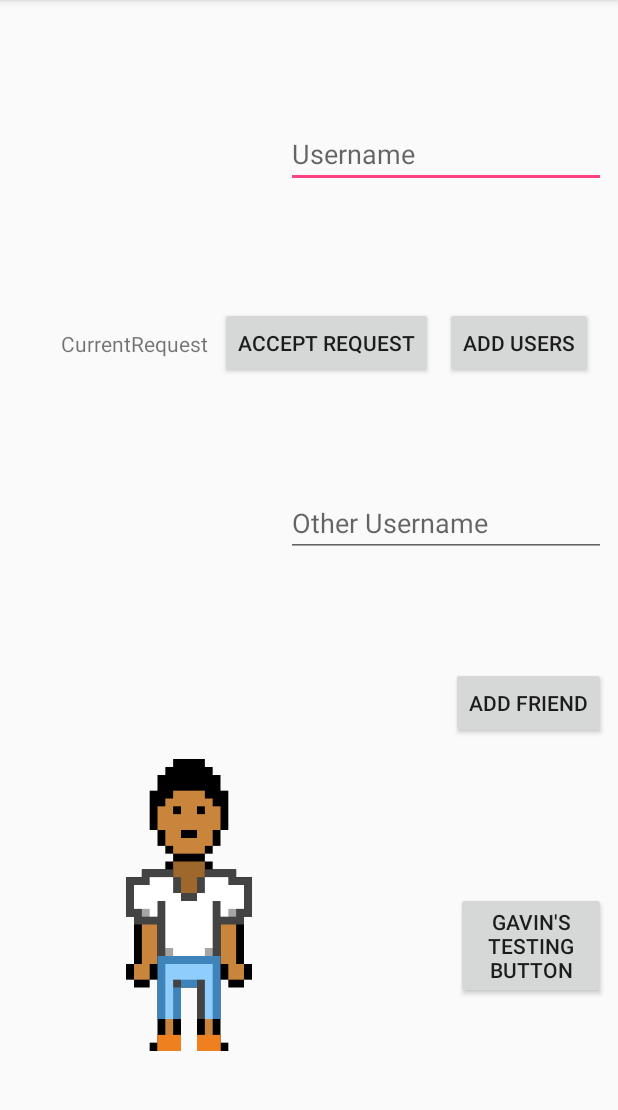
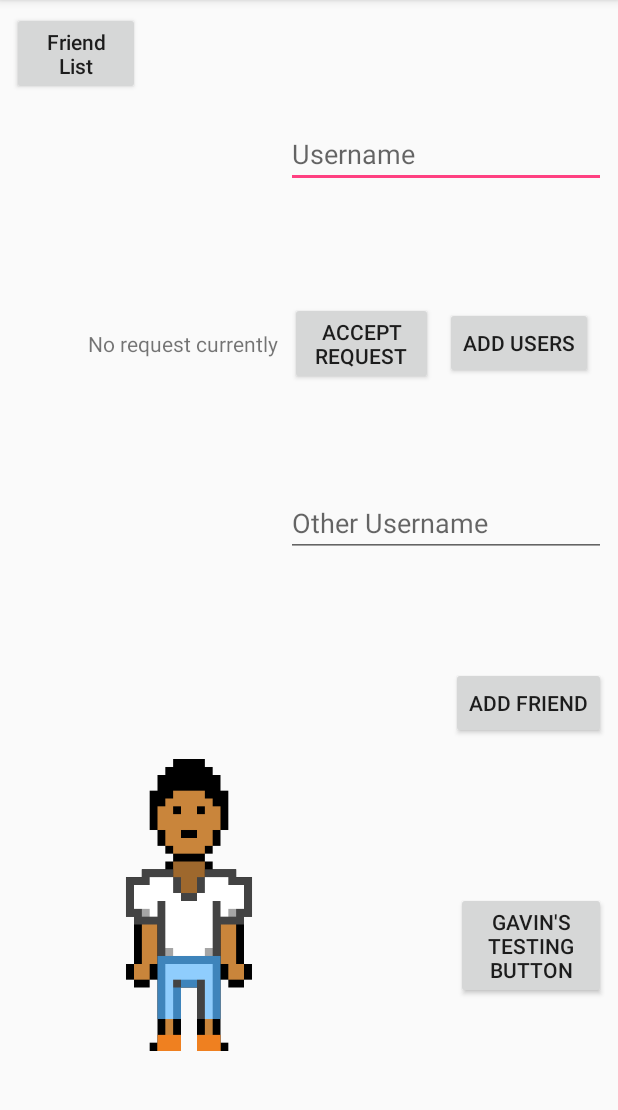
Before and after one commit to 6gav/StepCounter, an Android app: the FriendsActivity screen opened directly, with no data from a screen before it, after a tap on "ACCEPT REQUEST", on a phone screen of 412 x 824 dp, the part 84-1194 px from its top. Run offline under Robolectric (Android 15) with nearby library versions, the phone set to English and light mode, and no system bars; our stand-ins replace Firebase (no records; nobody signed in at launch, a user with empty details on screens opened directly); libraries missing offline, so code that uses them is left out: com.firebase.ui.

Commit message:
FriendsList now works decently, both users get friend added

```diff
--- a/app/src/main/AndroidManifest.xml
+++ b/app/src/main/AndroidManifest.xml
@@ -42,9 +42,8 @@
         <activity
             android:name=".LoginActivity"
             android:label="@string/title_activity_login" />
-        <activity android:name=".FriendsActivity">
-
-        </activity>
+        <activity android:name=".FriendsActivity"></activity>
+        <activity android:name=".FriendsListActivity"></activity>
     </application>
 
 </manifest>
--- a/app/src/main/java/com/usfit/stepcounter/FriendsActivity.java
+++ b/app/src/main/java/com/usfit/stepcounter/FriendsActivity.java
@@ -1,7 +1,9 @@
 package com.usfit.stepcounter;
 
+import android.content.Intent;
 import android.content.SharedPreferences;
 import android.graphics.drawable.Drawable;
+import android.media.MediaRouter;
 import android.provider.ContactsContract;
 import android.support.annotation.NonNull;
 import android.support.annotation.Nullable;
@@ -12,9 +14,11 @@ import android.view.View;
 import android.widget.EditText;
 import android.widget.ImageView;
 import android.widget.TextView;
+import android.widget.Toast;
 
 import com.google.firebase.auth.FirebaseAuth;
 import com.google.firebase.auth.FirebaseUser;
+import com.google.firebase.auth.UserInfo;
 import com.google.firebase.database.ChildEventListener;
 import com.google.firebase.database.DataSnapshot;
 import com.google.firebase.database.DatabaseError;
@@ -51,8 +55,11 @@ public class FriendsActivity extends AppCompatActivity {
     ImageView playerTop, playerBot, playerFoot;
 
     //Users
-    User currentUser, displayedUser;
+    User currentUser, displayedUser, tempFriendUser;
     FirebaseUser LoggedUser;
+
+    List<UserInfoPackage> tempList;
+    ChildEventListener requestChildListener, acceptChildListener;
 
 
 
@@ -80,8 +87,7 @@ public class FriendsActivity extends AppCompatActivity {
 
         usersRef = ref.child("users");
         uidsRef = ref.child("uids");
-        requestsRef = ref.child("friend-requests").child(mAuth.getCurrentUser().getUid());
-
+        requestsRef = ref.child("friend-requests").child(currentUID);
 
 
 
@@ -104,6 +110,9 @@ public class FriendsActivity extends AppCompatActivity {
         outfitPrefs = getApplicationContext().getSharedPreferences("com.usfit.stepcounter.marketplace",MODE_PRIVATE);
 
 
+
+        ListenForRequests();
+        ListenForAccepts();
 
     }
 
@@ -186,9 +195,9 @@ public class FriendsActivity extends AppCompatActivity {
         playerBot.setImageDrawable(getResources().getDrawable(displayedUser.bottomWear));
     }
 
-    public void TestingFunc(View v){
+    public void ListenForRequests(){
 
-        ChildEventListener childEventListener = new ChildEventListener() {
+        requestChildListener = new ChildEventListener() {
             @Override
             public void onChildAdded(@NonNull DataSnapshot dataSnapshot, @Nullable String s) {
                 FriendRequestHolder friendRequestHolder = dataSnapshot.getValue(FriendRequestHolder.class);
@@ -216,19 +225,93 @@ public class FriendsActivity extends AppCompatActivity {
 
             }
         };
-        requestsRef.addChildEventListener(childEventListener);
+        requestsRef.addChildEventListener(requestChildListener);
+    }
+
+    public void ListenForAccepts(){
+        acceptChildListener = new ChildEventListener() {
+            @Override
+            public void onChildAdded(@NonNull DataSnapshot dataSnapshot, @Nullable String s) {
+                UserInfoPackage acceptedFriend = dataSnapshot.getValue(UserInfoPackage.class);
+                currentUser.AddFriend(acceptedFriend);
+                currentUser.UpdateUserProfile(currentUser);
+            }
+
+            @Override
+            public void onChildChanged(@NonNull DataSnapshot dataSnapshot, @Nullable String s) {
+
+            }
+
+            @Override
+            public void onChildRemoved(@NonNull DataSnapshot dataSnapshot) {
+
+            }
+
+            @Override
+            public void onChildMoved(@NonNull DataSnapshot dataSnapshot, @Nullable String s) {
+
+            }
+
+            @Override
+            public void onCancelled(@NonNull DatabaseError databaseError) {
+
+            }
+        };
+        ref.child("accept-notices").child(currentUID).addChildEventListener(acceptChildListener);
     }
 
 
     public void AcceptRequest(View v){
-        requestsRef.child(currentRequest.key).setValue(null);
-        currentUser.AddFriend(new UserInfoPackage(currentRequest.senderID, currentRequest.sender));
+        if(currentRequest != null) {
 
+            //Logic for current user
+            requestsRef.child(currentRequest.key).setValue(null);
+            currentUser.AddFriend(new UserInfoPackage(currentRequest.senderID, currentRequest.sender));
+            currentUser.UpdateUserProfile(currentUser);
+
+
+            //Logic for friend
+
+
+
+
+
+
+            String myUID = currentUser.myKey;
+
+            String key = usersRef.push().getKey();
+            myUsername = currentUser.username;
+            UserInfoPackage newAcceptInfo = new UserInfoPackage(myUID, myUsername);
+            Map<String, Object> childMap = new HashMap<>();
+
+            childMap.put("/accept-notices/" + currentRequest.senderID + "/" + key, newAcceptInfo);
+
+            ref.updateChildren(childMap);
+
+
+
+
+
+            currentRequest = null;
+        }
+        else
+            Toast.makeText(this, "You have no friend request at the moment.", Toast.LENGTH_SHORT).show();
 
     }
 
-    public void LoadRequests(){
-        currentRequest = requestHolderList.get(0);
-        currentRequestTextView.setText(currentRequest.sender);
+    public void LoadRequests() {
+        if (requestHolderList.get(0) != null) {
+            currentRequest = requestHolderList.get(0);
+            currentRequestTextView.setText(currentRequest.sender);
+        } else {
+            currentRequestTextView.setText(R.string.NoRequestCurrently);
+            requestHolderList.clear();
+        }
     }
+
+    public void ToFriendsList(View v){
+        Intent n = new Intent(this, FriendsListActivity.class);
+        startActivity(n);
+    }
+
 }
--- a/app/src/main/res/layout/activity_friends.xml
+++ b/app/src/main/res/layout/activity_friends.xml
@@ -138,7 +138,6 @@
         android:layout_marginEnd="8dp"
         android:layout_marginStart="8dp"
         android:layout_marginTop="8dp"
-        android:onClick="TestingFunc"
         android:text="Gavin's Testing Button"
         app:layout_constraintBottom_toBottomOf="parent"
         app:layout_constraintEnd_toEndOf="parent"
@@ -148,7 +147,7 @@
 
     <Button
         android:id="@+id/acceptRequestButton"
-        android:layout_width="wrap_content"
+        android:layout_width="95dp"
         android:layout_height="wrap_content"
         android:layout_marginEnd="8dp"
         android:layout_marginStart="8dp"
@@ -168,11 +167,29 @@
         android:layout_marginEnd="8dp"
         android:layout_marginStart="8dp"
         android:layout_marginTop="8dp"
-        android:text="CurrentRequest"
+        android:text="@string/NoRequestCurrently"
         app:layout_constraintBottom_toBottomOf="@+id/acceptRequestButton"
         app:layout_constraintEnd_toStartOf="@+id/acceptRequestButton"
         app:layout_constraintHorizontal_bias="1.0"
         app:layout_constraintStart_toStartOf="parent"
         app:layout_constraintTop_toTopOf="@+id/acceptRequestButton" />
 
+    <Button
+        android:id="@+id/toFriendsListButton"
+        android:layout_width="85dp"
+        android:layout_height="wrap_content"
+        android:layout_marginBottom="8dp"
+        android:layout_marginEnd="8dp"
+        android:layout_marginStart="8dp"
+        android:layout_marginTop="8dp"
+        android:onClick="ToFriendsList"
+        android:text="Friend List"
+        android:textAllCaps="false"
+        app:layout_constraintBottom_toBottomOf="parent"
+        app:layout_constraintEnd_toEndOf="parent"
+        app:layout_constraintHorizontal_bias="0.0"
+        app:layout_constraintStart_toStartOf="parent"
+        app:layout_constraintTop_toTopOf="parent"
+        app:layout_constraintVertical_bias="0.0" />
+
 </android.support.constraint.ConstraintLayout>
--- a/app/src/main/res/values/strings.xml
+++ b/app/src/main/res/values/strings.xml
@@ -34,4 +34,5 @@
         completions."
     </string>
     <string name="SharedStepData">com.usfit.stepcounter.stepdata</string>
+    <string name="NoRequestCurrently">No request currently</string>
 </resources>
```
Also changed, not shown: app/src/main/java/com/usfit/stepcounter/FriendListRecycleAdapter.java (added, +60 -0 lines), app/src/main/java/com/usfit/stepcounter/FriendsListActivity.java (added, +21 -0 lines), app/src/main/java/com/usfit/stepcounter/User.java (+24 -1 lines), app/src/main/res/layout/activity_friends_list.xml (added, +19 -0 lines), app/src/main/res/layout/layout_friend_holder.xml (added, +64 -0 lines).
